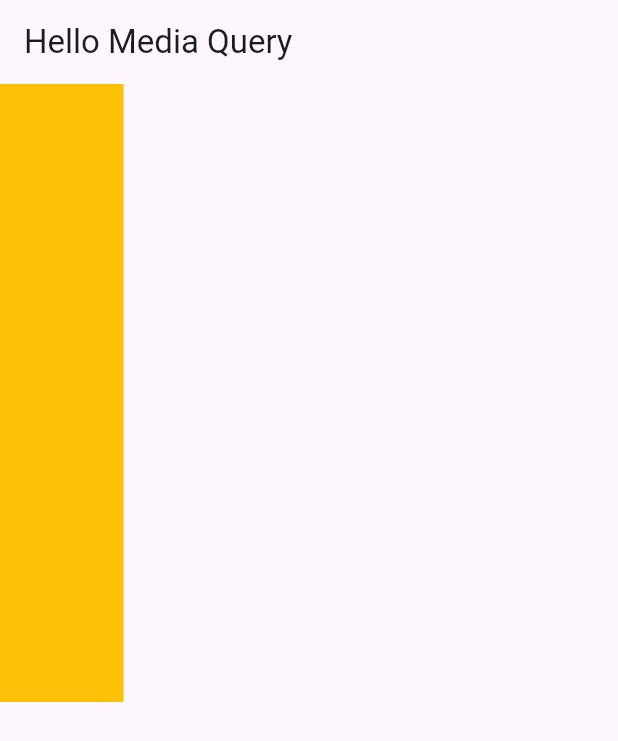
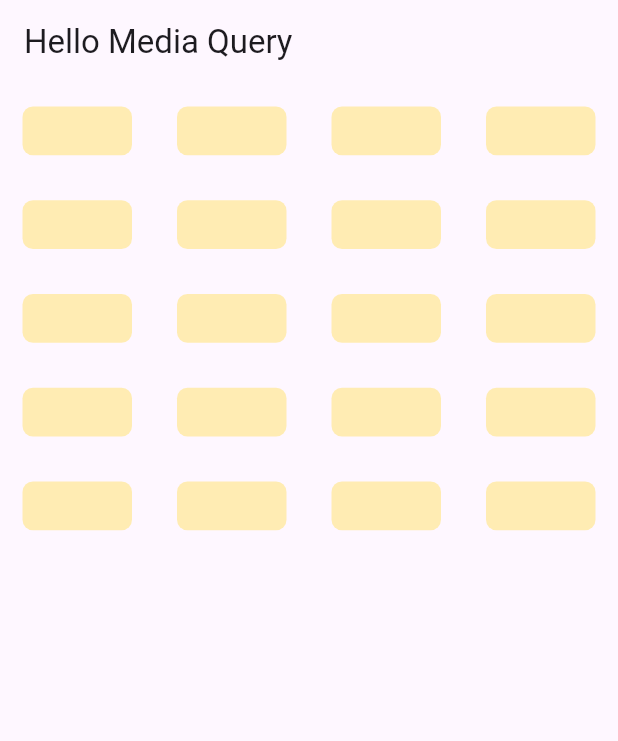
Before and after one commit to meetshaheer/Flutter-Media-Query, a Flutter app: the screen it shows after launch, on a phone screen of 412 x 824 dp. Shown: the top 741 px of the screen. Run offline on Flutter 3.47's test engine with Material 3 defaults, Android fonts, the phone set to English and light mode, and no system bars.

Commit message:
Just apply media Query on gridview.builder

```diff
--- a/mediaquery/lib/mediaQueryView.dart
+++ b/mediaquery/lib/mediaQueryView.dart
@@ -6,14 +6,26 @@ class mediaQuery extends StatelessWidget {
   @override
   Widget build(BuildContext context) {
     return Scaffold(
-      appBar: AppBar(
-        title: Text("Hello Media Query"),
-      ),
-      body: Container(
-        width: MediaQuery.of(context).size.width * 0.2,
-        height: MediaQuery.of(context).size.height * 0.5,
-        color: Colors.amber,
-      ),
-    );
+        appBar: AppBar(
+          title: Text("Hello Media Query"),
+        ),
+        body: GridView.builder(
+          gridDelegate: SliverGridDelegateWithFixedCrossAxisCount(
+              crossAxisCount: 4,
+              childAspectRatio: MediaQuery.of(context).size.height * 0.002),
+          itemCount: 20,
+          itemBuilder: (context, Index) {
+            return Container(
+              margin: EdgeInsets.all(15),
+              decoration: BoxDecoration(
+                borderRadius: BorderRadius.circular(07),
+                color: Colors.amber[100],
+              ),
+
+              // height: MediaQuery.of(context).size.height * 0.3,
+              // width: MediaQuery.of(context).size.width * 0.6,
+            );
+          },
+        ));
   }
 }
```
